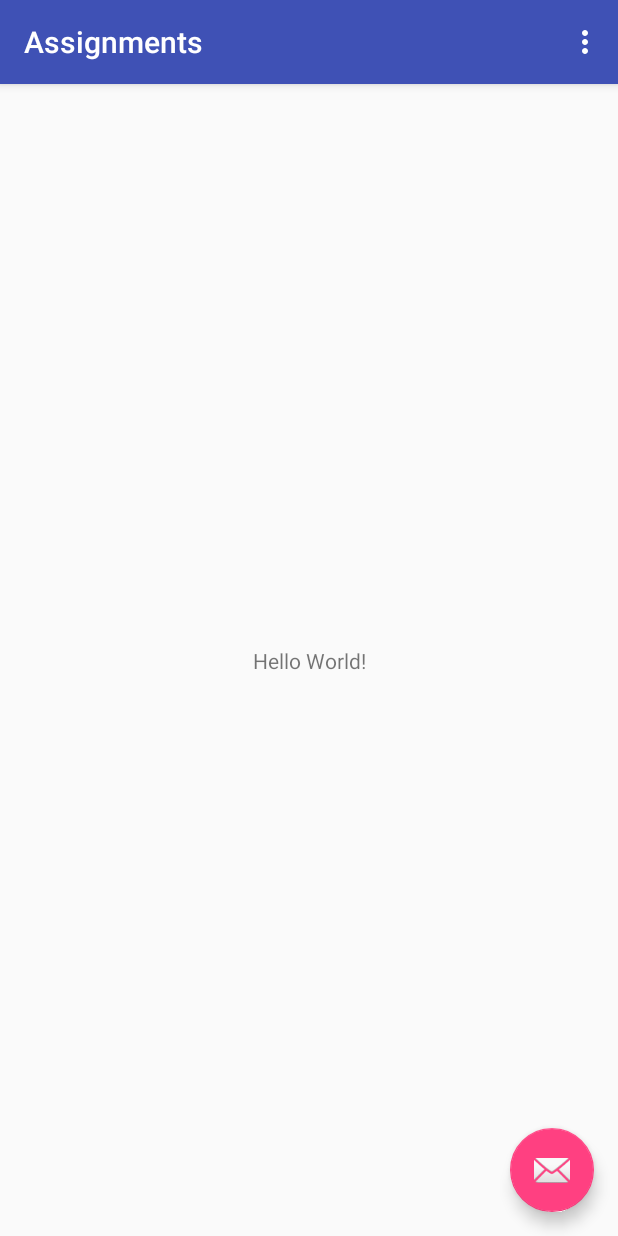
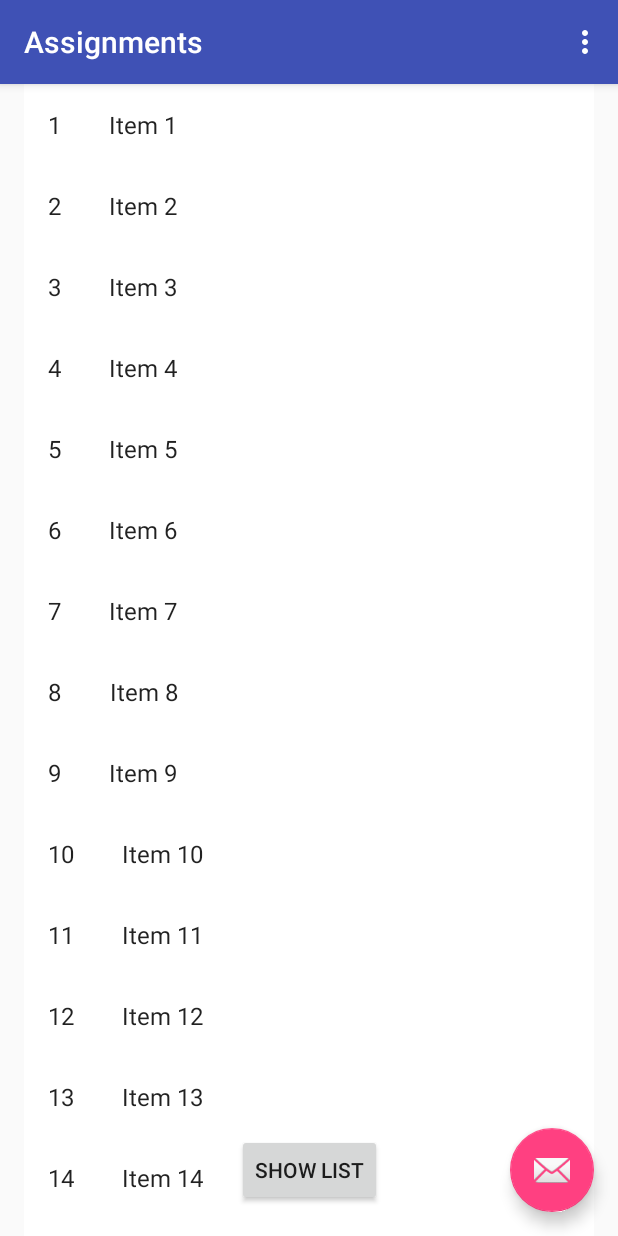
Before and after one commit to harshitaahuja/Assignments, an Android app: the screen it shows after launch (MainActivity), in the options menu, after a tap on "Settings", on a phone screen of 412 x 824 dp. Run offline under Robolectric (Android 15) with nearby library versions, the phone set to English and light mode, and no system bars.

Commit message:
- Fragment in activity - List fragment

```diff
--- /dev/null
+++ b/app/src/main/java/com/kotlinassignment/assignments/ItemFragment.kt
@@ -0,0 +1,99 @@
+package com.kotlinassignment.assignments
+
+import android.content.Context
+import android.os.Bundle
+import android.support.v4.app.Fragment
+import android.support.v7.widget.GridLayoutManager
+import android.support.v7.widget.LinearLayoutManager
+import android.support.v7.widget.RecyclerView
+import android.view.LayoutInflater
+import android.view.View
+import android.view.ViewGroup
+
+import com.kotlinassignment.assignments.dummy.DummyContent
+import com.kotlinassignment.assignments.dummy.DummyContent.DummyItem
+
+/**
+ * A fragment representing a list of Items.
+ *
+ *
+ * Activities containing this fragment MUST implement the [OnListFragmentInteractionListener]
+ * interface.
+ */
+/**
+ * Mandatory empty constructor for the fragment manager to instantiate the
+ * fragment (e.g. upon screen orientation changes).
+ */
+class ItemFragment : Fragment() {
+    // TODO: Customize parameters
+    private var mColumnCount = 1
+    private var mListener: OnListFragmentInteractionListener? = null
+
+    override fun onAttach(context: Context?) {
+        super.onAttach(context)
+        if (context is OnListFragmentInteractionListener) {
+            mListener = context
+        } else {
+            throw RuntimeException(context!!.toString() + " must implement OnListFragmentInteractionListener")
+        }
+    }
+
+    override fun onCreate(savedInstanceState: Bundle?) {
+        super.onCreate(savedInstanceState)
+
+        if (arguments != null) {
+            mColumnCount = arguments.getInt(ARG_COLUMN_COUNT)
+        }
+    }
+
+    override fun onCreateView(inflater: LayoutInflater?, container: ViewGroup?,
+                              savedInstanceState: Bundle?): View? {
+        val view = inflater!!.inflate(R.layout.fragment_item_list, container, false)
+
+        // Set the adapter
+        if (view is RecyclerView) {
+            val context = view.getContext()
+            if (mColumnCount <= 1) {
+                view.layoutManager = LinearLayoutManager(context)
+            } else {
+                view.layoutManager = GridLayoutManager(context, mColumnCount)
+            }
+            view.adapter = MyItemRecyclerViewAdapter(DummyContent.ITEMS, mListener)
+        }
+        return view
+    }
+
+    override fun onDetach() {
+        super.onDetach()
+        mListener = null
+    }
+
+    /**
+     * This interface must be implemented by activities that contain this
+     * fragment to allow an interaction in this fragment to be communicated
+     * to the activity and potentially other fragments contained in that
+     * activity.
+     *
+     *
+     * See the Android Training lesson [Communicating with Other Fragments](http://developer.android.com/training/basics/fragments/communicating.html) for more information.
+     */
+    interface OnListFragmentInteractionListener {
+        // TODO: Update argument type and name
+        fun onListFragmentInteraction(item: DummyItem)
+    }
+
+    companion object {
+
+        // TODO: Customize parameter argument names
+        private val ARG_COLUMN_COUNT = "column-count"
+
+        // TODO: Customize parameter initialization
+        fun newInstance(columnCount: Int): ItemFragment {
+            val fragment = ItemFragment()
+            val args = Bundle()
+            args.putInt(ARG_COLUMN_COUNT, columnCount)
+            fragment.arguments = args
+            return fragment
+        }
+    }
+}
--- a/app/src/main/java/com/kotlinassignment/assignments/MainActivity.kt
+++ b/app/src/main/java/com/kotlinassignment/assignments/MainActivity.kt
@@ -2,13 +2,21 @@ package com.kotlinassignment.assignments
 
 import android.os.Bundle
 import android.support.design.widget.Snackbar
+import android.support.v4.app.Fragment
+import android.support.v4.app.FragmentManager
+import android.support.v4.app.FragmentTransaction
 import android.support.v7.app.AppCompatActivity
 import android.view.Menu
 import android.view.MenuItem
+import com.kotlinassignment.assignments.dummy.DummyContent
 
 import kotlinx.android.synthetic.main.activity_main.*
+import kotlinx.android.synthetic.main.content_main.*
 
-class MainActivity : AppCompatActivity() {
+class MainActivity : AppCompatActivity() , ItemFragment.OnListFragmentInteractionListener {
+    override fun onListFragmentInteraction(item: DummyContent.DummyItem) {
+        TODO("not implemented") //To change body of created functions use File | Settings | File Templates.
+    }
 
     override fun onCreate(savedInstanceState: Bundle?) {
         super.onCreate(savedInstanceState)
@@ -19,6 +27,20 @@ class MainActivity : AppCompatActivity() {
             Snackbar.make(view, "Replace with your own action", Snackbar.LENGTH_LONG)
                     .setAction("Action", null).show()
         }
+
+        showListButton.setOnClickListener{ view ->
+            supportFragmentManager.inTransaction {
+                add(R.id.frameLayoutContent, ItemFragment.Companion.newInstance(1))
+            }
+        }
+
+
+    }
+
+    inline fun FragmentManager.inTransaction(func: FragmentTransaction.() -> Unit) {
+        val fragmentTransaction = beginTransaction()
+        fragmentTransaction.func()
+        fragmentTransaction.commit()
     }
 
     override fun onCreateOptionsMenu(menu: Menu): Boolean {
--- /dev/null
+++ b/app/src/main/java/com/kotlinassignment/assignments/MyItemRecyclerViewAdapter.kt
@@ -0,0 +1,59 @@
+package com.kotlinassignment.assignments
+
+import android.support.v7.widget.RecyclerView
+import android.view.LayoutInflater
+import android.view.View
+import android.view.ViewGroup
+import android.widget.TextView
+
+import com.kotlinassignment.assignments.ItemFragment.OnListFragmentInteractionListener
+import com.kotlinassignment.assignments.dummy.DummyContent.DummyItem
+
+/**
+ * [RecyclerView.Adapter] that can display a [DummyItem] and makes a call to the
+ * specified [OnListFragmentInteractionListener].
+ * TODO: Replace the implementation with code for your data type.
+ */
+class MyItemRecyclerViewAdapter(private val mValues: List<DummyItem>, private val mListener: OnListFragmentInteractionListener?) : RecyclerView.Adapter<MyItemRecyclerViewAdapter.ViewHolder>() {
+
+    public override fun onCreateViewHolder(parent: ViewGroup, viewType: Int): ViewHolder {
+        val view = LayoutInflater.from(parent.getContext())
+                .inflate(R.layout.fragment_item, parent, false)
+        return ViewHolder(view)
+    }
+
+    public override fun onBindViewHolder(holder: ViewHolder, position: Int) {
+        holder.mItem = mValues.get(position)
+        holder.mIdView.setText(mValues.get(position).id)
+        holder.mContentView.setText(mValues.get(position).content)
+
+        holder.mView.setOnClickListener(object : View.OnClickListener {
+            public override fun onClick(v: View) {
+                if (null != mListener) {
+                    // Notify the active callbacks interface (the activity, if the
+                    // fragment is attached to one) that an item has been selected.
+                    //  mListener!!.onListFragmentInteraction(holder.mItem)
+                }
+            }
+        })
+    }
+
+    public override fun getItemCount(): Int {
+        return mValues.size
+    }
+
+    inner class ViewHolder(val mView: View) : RecyclerView.ViewHolder(mView) {
+        val mIdView: TextView
+        val mContentView: TextView
+        var mItem: DummyItem? = null
+
+        init {
+            mIdView = mView.findViewById<View>(R.id.id) as TextView
+            mContentView = mView.findViewById<View>(R.id.content) as TextView
+        }
+
+        public override fun toString(): String {
+            return super.toString() + " '" + mContentView.getText() + "'"
+        }
+    }
+}
--- /dev/null
+++ b/app/src/main/java/com/kotlinassignment/assignments/dummy/DummyContent.kt
@@ -0,0 +1,63 @@
+package com.kotlinassignment.assignments.dummy
+
+import java.util.ArrayList
+import java.util.HashMap
+
+/**
+ * Helper class for providing sample content for user interfaces created by
+ * Android template wizards.
+ *
+ *
+ * TODO: Replace all uses of this class before publishing your app.
+ */
+ object DummyContent {
+
+/**
+ * An array of sample (dummy) items.
+ */
+     val ITEMS:MutableList<DummyItem> = ArrayList<DummyItem>()
+
+/**
+ * A map of sample (dummy) items, by ID.
+ */
+     val ITEM_MAP:MutableMap<String, DummyItem> = HashMap<String, DummyItem>()
+
+private val COUNT = 25
+
+init{
+ // Add some sample items.
+        for (i in 1..COUNT)
+{
+addItem(createDummyItem(i))
+}
+}
+
+private fun addItem(item:DummyItem) {
+ITEMS.add(item)
+ITEM_MAP.put(item.id, item)
+}
+
+private fun createDummyItem(position:Int):DummyItem {
+return DummyItem((position).toString(), "Item " + position, makeDetails(position))
+}
+
+private fun makeDetails(position:Int):String {
+val builder = StringBuilder()
+builder.append("Details about Item: ").append(position)
+for (i in 0 until position)
+{
+builder.append("\nMore details information here.")
+}
+return builder.toString()
+}
+
+/**
+ * A dummy item representing a piece of content.
+ */
+     class DummyItem( val id:String,  val content:String,  val details:String) {
+
+public override fun toString():String {
+return content
+}
+}
+}
--- a/app/src/main/res/layout/content_main.xml
+++ b/app/src/main/res/layout/content_main.xml
@@ -18,4 +18,17 @@
         app:layout_constraintRight_toRightOf="parent"
         app:layout_constraintTop_toTopOf="parent"/>
 
+    <Button
+        android:id="@+id/showListButton"
+        android:layout_width="wrap_content"
+        android:layout_height="wrap_content"
+        android:text="Show List"
+        app:layout_constraintBottom_toBottomOf="parent"
+        app:layout_constraintLeft_toLeftOf="parent"
+        app:layout_constraintRight_toRightOf="parent"
+        android:layout_marginBottom="20dp"/>
+    <FrameLayout android:id="@+id/frameLayoutContent"
+                 android:layout_width="match_parent"
+                 android:layout_height="match_parent"/>
+
 </android.support.constraint.ConstraintLayout>
--- /dev/null
+++ b/app/src/main/res/layout/fragment_item.xml
@@ -0,0 +1,20 @@
+<?xml version="1.0" encoding="utf-8"?>
+<LinearLayout xmlns:android="http://schemas.android.com/apk/res/android"
+              android:layout_width="wrap_content"
+              android:layout_height="wrap_content"
+              android:orientation="horizontal">
+
+    <TextView
+        android:id="@+id/id"
+        android:layout_width="wrap_content"
+        android:layout_height="wrap_content"
+        android:layout_margin="@dimen/text_margin"
+        android:textAppearance="?attr/textAppearanceListItem"/>
+
+    <TextView
+        android:id="@+id/content"
+        android:layout_width="wrap_content"
+        android:layout_height="wrap_content"
+        android:layout_margin="@dimen/text_margin"
+        android:textAppearance="?attr/textAppearanceListItem"/>
+</LinearLayout>
--- /dev/null
+++ b/app/src/main/res/layout/fragment_item_list.xml
@@ -0,0 +1,16 @@
+<?xml version="1.0" encoding="utf-8"?>
+<android.support.v7.widget.RecyclerView
+    xmlns:android="http://schemas.android.com/apk/res/android"
+    xmlns:app="http://schemas.android.com/apk/res-auto"
+    xmlns:tools="http://schemas.android.com/tools"
+    android:id="@+id/list"
+    android:name="com.kotlinassignment.assignments.ItemFragment"
+    android:layout_width="match_parent"
+    android:layout_height="match_parent"
+    android:layout_marginLeft="16dp"
+    android:layout_marginRight="16dp"
+    app:layoutManager="LinearLayoutManager"
+    tools:context="com.kotlinassignment.assignments.ItemFragment"
+    tools:listitem="@layout/fragment_item"
+    android:focusableInTouchMode="true"
+    android:background="@android:color/white"/>
--- a/app/src/main/res/values/dimens.xml
+++ b/app/src/main/res/values/dimens.xml
@@ -1,3 +1,4 @@
 <resources>
     <dimen name="fab_margin">16dp</dimen>
+    <dimen name="text_margin">16dp</dimen>
 </resources>
--- a/build.gradle
+++ b/build.gradle
@@ -1,7 +1,7 @@
 // Top-level build file where you can add configuration options common to all sub-projects/modules.
 
 buildscript {
-    ext.kotlin_version = '1.1.51'
+    ext.kotlin_version = '1.2.0'
     repositories {
         google()
         jcenter()
```
Also changed, not shown: app/build.gradle (+5 -3 lines).
